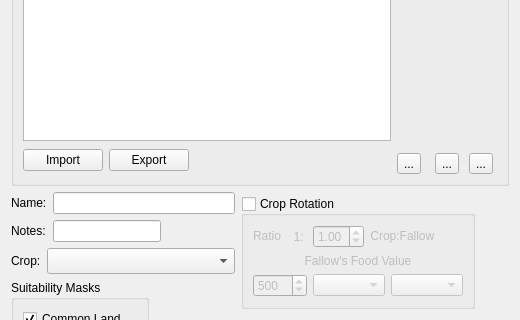
Old version of the form la/ui/lacropparametermanagerbase.ui in the repository arkygeek/landuseanalyst; both pictures show x 0 to 520 and y 143 to 463 of the 520 by 583 pixel window.
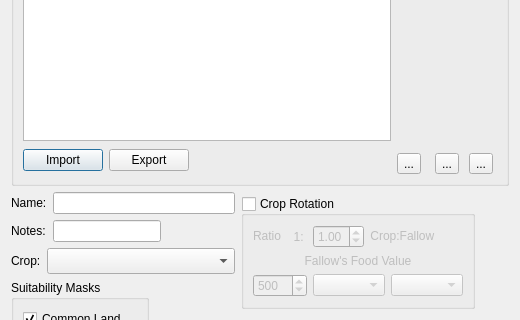
New version of the form. Icons and pictures are not drawn.

What changed in the file:
```diff
--- a/la/ui/lacropparametermanagerbase.ui
+++ b/la/ui/lacropparametermanagerbase.ui
@@ -1,7 +1,7 @@
 <?xml version="1.0" encoding="UTF-8"?>
 <ui version="4.0">
  <class>LaCropParameterManagerBase</class>
- <widget class="QWidget" name="LaCropParameterManagerBase">
+ <widget class="QDialog" name="LaCropParameterManagerBase">
   <property name="geometry">
    <rect>
     <x>0</x>
```
Left out of the diff: 1 changed line with no effect on the pictures.
